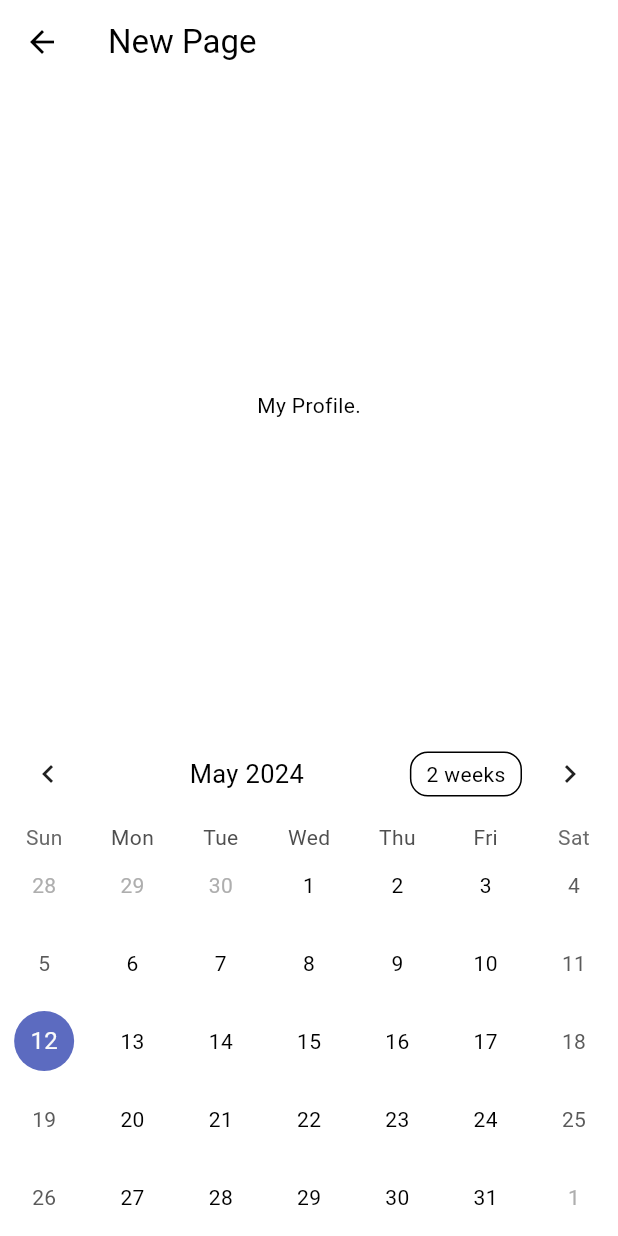
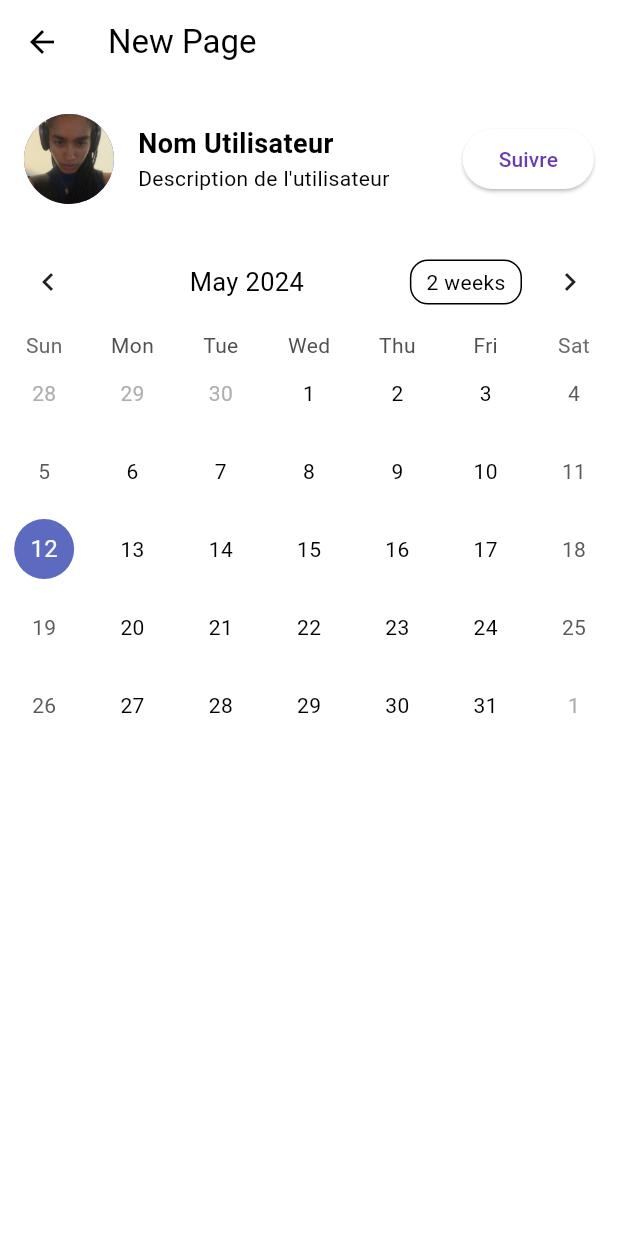
Before and after one commit to imtinibae/weareclothed, a Flutter app: the NewPage screen opened directly, on a phone screen of 412 x 824 dp. Run offline on Flutter 3.47's test engine with Material 3 defaults, Android fonts, the phone set to English and light mode, and no system bars; drawn by our look-alikes of table_calendar.

Commit message:
ajout du calendrier sur la page profile

```diff
--- a/lib/main.dart
+++ b/lib/main.dart
@@ -155,13 +155,52 @@ class _NewPageState extends State<NewPage> {
         title: Text('New Page'),
       ),
       body: Column(
+        crossAxisAlignment: CrossAxisAlignment.stretch,
         children: [
+          SizedBox(height: 20.0),
+          Padding(
+            padding: const EdgeInsets.symmetric(horizontal: 16.0),
+            child: Row(
+              crossAxisAlignment: CrossAxisAlignment.center,
+              children: [
+                CircleAvatar(
+                  radius: 30.0,
+                  backgroundImage: AssetImage('assets/images/face1.jpeg'),
+                ),
+                SizedBox(width: 16.0),
                 Expanded(
-            child: Center(
-              child: Text('My Profile.'),
+                  child: Column(
+                    crossAxisAlignment: CrossAxisAlignment.start,
+                    children: [
+                      Text(
+                        'Nom Utilisateur',
+                        style: TextStyle(
+                          fontWeight: FontWeight.bold,
+                          fontSize: 18.0,
                         ),
                       ),
-          TableCalendar(
+                      Text(
+                        'Description de l\'utilisateur',
+                        style: TextStyle(
+                          color: Colors.black,
+                        ),
+                      ),
+                    ],
+                  ),
+                ),
+                ElevatedButton(
+                  onPressed: () {
+                    // Action lorsque le bouton Suivre est pressé
+                  },
+                  child: Text('Suivre'),
+                ),
+              ],
+            ),
+          ),
+          SizedBox(height: 20.0), // Espacement
+          // Calendrier
+          Expanded(
+            child: TableCalendar(
               calendarFormat: _calendarFormat,
               focusedDay: _selectedDay,
               firstDay: DateTime.utc(2020, 1, 1),
@@ -183,6 +222,7 @@ class _NewPageState extends State<NewPage> {
                 return isSameDay(_selectedDay, day);
               },
             ),
+          ),
         ],
       ),
     );
```
Lines whose indentation alone changed are shown as unchanged.
